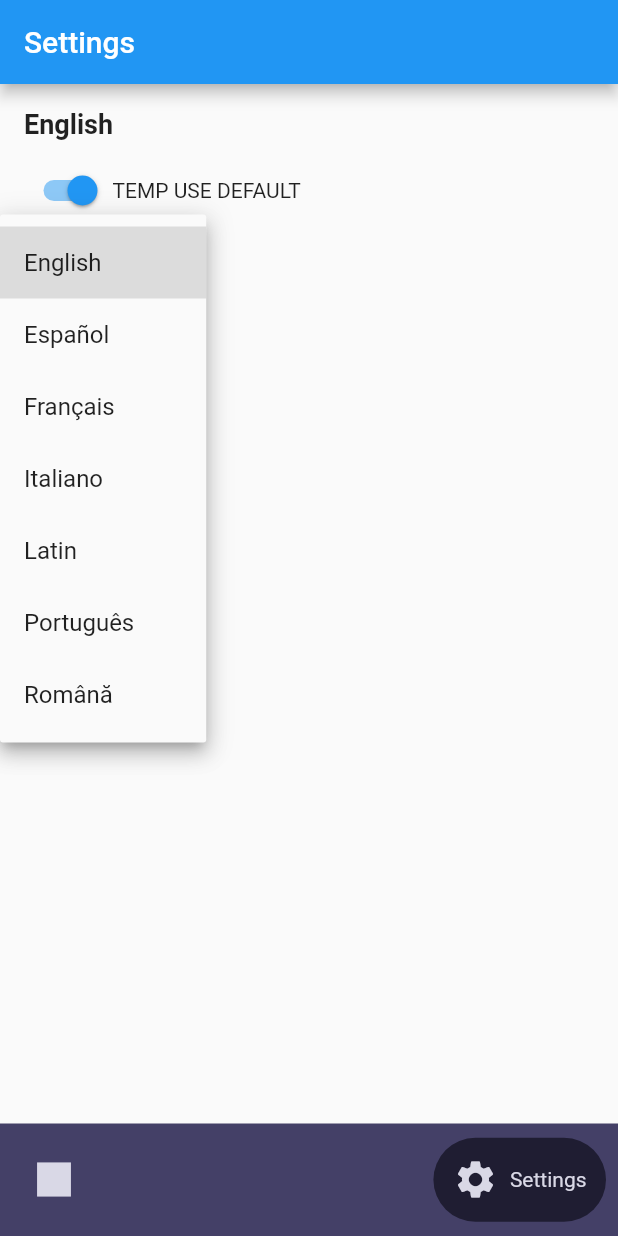
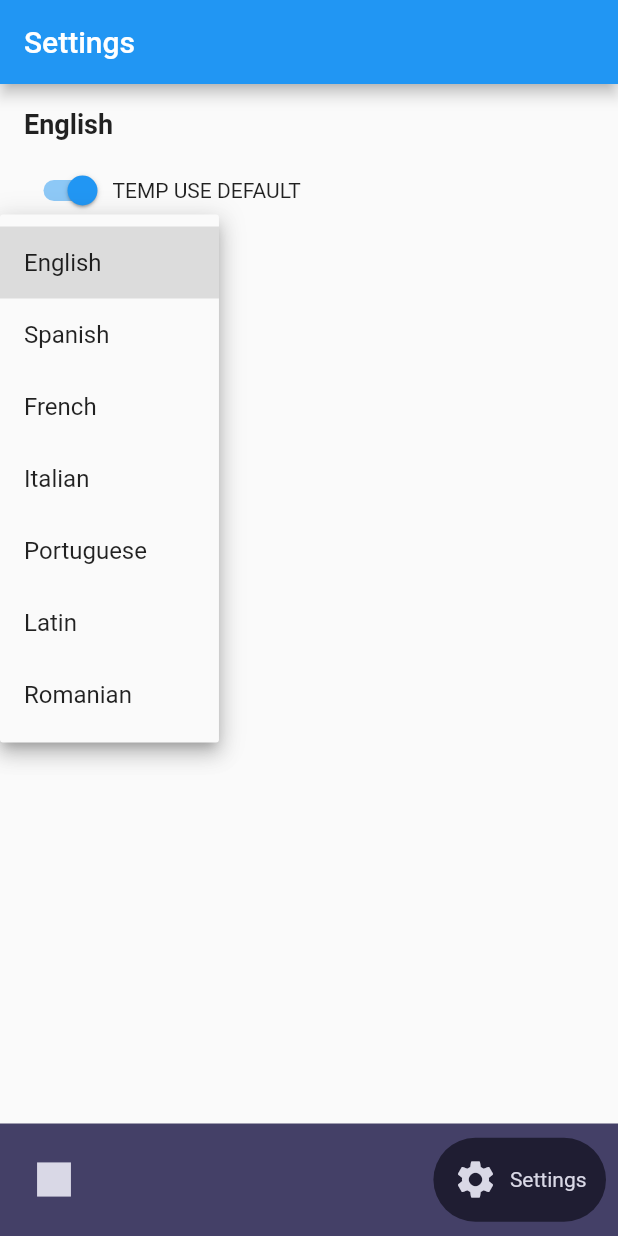
Before and after one commit to StarshineStudios/romanice, a Flutter app: the screen it shows after launch, item 2 of the bottom bar chosen, after a tap on "English", on a phone screen of 412 x 824 dp. Run offline on Flutter 3.47's test engine with Material 2 defaults, Android fonts, the phone set to English and light mode, and no system bars; drawn by our look-alikes of google_nav_bar; our stand-ins replace hive, hive_flutter; accounts and stored records are empty; generated files the repository leaves out were written again.

Commit message:
added ability to change system language, but only works on restart, to fix later

```diff
--- a/lib/game_screen.dart
+++ b/lib/game_screen.dart
@@ -1,9 +1,6 @@
-import 'package:flutter/material.dart';
 import 'package:flutter/material.dart';
 import 'package:flutter_localizations/flutter_localizations.dart';
 import 'package:hive_flutter/hive_flutter.dart';
-import 'package:google_nav_bar/google_nav_bar.dart';
-import 'game_screen.dart';
 import 'settings_screen.dart';
 import 'constants.dart';
 import 'l10n/L10n.dart';
--- a/lib/main.dart
+++ b/lib/main.dart
@@ -17,31 +17,35 @@ const generalBoxName = 'generalBoxString';
 
 //https://stackoverflow.com/a/62825776
 void main() async {
+  WidgetsFlutterBinding.ensureInitialized();
   await Hive.initFlutter();
   await Hive.openBox(generalBoxName);
-  WidgetsFlutterBinding.ensureInitialized();
-
-  // Define locales that our app supports (no country codes, see comments below)
-
-  final RomaniceApp romaniceApp = RomaniceApp();
-
-  runApp(RomaniceApp());
-  // runApp(MaterialApp(
-  //   title: 'RomaniceApp',
-  //   home: romaniceApp,
-  //   supportedLocales: appSupportedLocales,
-  //   localizationsDelegates: const [
-  //     // These are default localization delegates that implement the very basic translations for standard controls and date/time formats.
-  //     GlobalMaterialLocalizations.delegate,
-  //     GlobalWidgetsLocalizations.delegate,
-  //   ],
-  // ));
+  //setInitialValues();
+  runApp(const RomaniceApp());
 }
 
 List<Widget> pages = [
   const GameScreen(),
   const SettingsScreen(),
 ];
+
+// Future<void> setInitialValues() async {
+//   final Box<dynamic> box = Hive.box('generalBoxString');
+
+//   // Replace these key-value pairs with your desired initial values
+//   final initialData = {
+//     'useSystemLocale': true,
+//     'selectedLocale': const Locale('en'),
+//     // Add more key-value pairs as needed
+//   };
+
+//   // Iterate through the initialData map and set values in the box
+//   initialData.forEach((key, value) {
+//     if (!box.containsKey(key)) {
+//       box.put(key, value);
+//     }
+//   });
+// }
 
 class RomaniceApp extends StatefulWidget {
   const RomaniceApp({super.key});
@@ -52,13 +56,28 @@ class RomaniceApp extends StatefulWidget {
 
 class _RomaniceAppState extends State<RomaniceApp> with WidgetsBindingObserver {
   // Store dynamic changeable locale settings here, they change with the system changes
+
+  final Box<dynamic> _generalBox = Hive.box(generalBoxName);
   late String currentDefaultSystemLocale = Platform.localeName;
   late List<Locale> currentSystemLocales =
       View.of(context).platformDispatcher.locales;
+
+  late String selectedLocaleCode;
+  late String localeInUseCode;
+
+  //MyApp.of(context).setLocale(Locale.fromSubtags(languageCode: 'en'))
   @override
   void initState() {
-    // This is run when the widget is first time initialized
     WidgetsBinding.instance.addObserver(this); // Subscribe to changes
+
+    bool usingSystemLocale =
+        _generalBox.get('useSystemLocale', defaultValue: true);
+    selectedLocaleCode =
+        _generalBox.get('selectedLocaleCode', defaultValue: 'en');
+    localeInUseCode = usingSystemLocale
+        ? currentDefaultSystemLocale.substring(0, 2)
+        : selectedLocaleCode;
+
     super.initState();
   }
 
@@ -74,17 +93,22 @@ class _RomaniceAppState extends State<RomaniceApp> with WidgetsBindingObserver {
   Widget build(BuildContext context) {
     // Here we read the current locale values
     print(currentDefaultSystemLocale);
+    return ValueListenableBuilder(
+      valueListenable: Hive.box(generalBoxName).listenable(),
+      builder: (context, box, widget) {
         return MaterialApp(
           debugShowCheckedModeBanner: false,
           supportedLocales: L10n.all,
-      localizationsDelegates: [
+          localizationsDelegates: const [
             AppLocalizations.delegate,
             GlobalMaterialLocalizations.delegate,
             GlobalCupertinoLocalizations.delegate,
             GlobalWidgetsLocalizations.delegate,
           ],
-      locale: Locale(currentDefaultSystemLocale.substring(0, 2)),
-      home: AppScreen(),
+          locale: Locale(localeInUseCode),
+          home: const AppScreen(),
+        );
+      },
     );
   }
 }
--- a/lib/settings_screen.dart
+++ b/lib/settings_screen.dart
@@ -1,6 +1,8 @@
 import 'package:flutter/material.dart';
 import 'package:hive/hive.dart';
 import 'package:flutter_gen/gen_l10n/app_localizations.dart';
+import 'package:hive_flutter/adapters.dart';
+import 'main.dart';
 
 class SettingsScreen extends StatefulWidget {
   const SettingsScreen({Key? key}) : super(key: key);
@@ -11,25 +13,23 @@ class SettingsScreen extends StatefulWidget {
 
 class _SettingsScreenState extends State<SettingsScreen> {
   final Box<dynamic> _generalBox = Hive.box('generalBoxString');
-  late bool _useSystemDefaultLanguage;
-  late String _selectedLanguage = 'English';
 
+  late Locale selectedLocale;
+  late bool usingSystemLocale;
   @override
   void initState() {
     super.initState();
-    _useSystemDefaultLanguage =
-        _generalBox.get('useSystemDefaultLanguage', defaultValue: true);
-    _selectedLanguage =
-        _generalBox.get('selectedLanguage', defaultValue: 'English');
-  }
-
-  void _saveSettings() {
-    _generalBox.put('useSystemDefaultLanguage', _useSystemDefaultLanguage);
-    _generalBox.put('selectedLanguage', _selectedLanguage);
   }
 
   @override
   Widget build(BuildContext context) {
+    usingSystemLocale = _generalBox.get('useSystemLocale', defaultValue: true);
+    selectedLocale =
+        _generalBox.get('selectedLocale', defaultValue: const Locale('en'));
+
+    return ValueListenableBuilder(
+      valueListenable: Hive.box(generalBoxName).listenable(),
+      builder: (context, box, widget) {
         return Scaffold(
           appBar: AppBar(
             title: Text(AppLocalizations.of(context)!.textSettings),
@@ -47,16 +47,11 @@ class _SettingsScreenState extends State<SettingsScreen> {
                 Row(
                   children: <Widget>[
                     Switch(
-                  value: _useSystemDefaultLanguage,
+                      value: usingSystemLocale,
                       onChanged: (newValue) {
                         setState(() {
-                      _useSystemDefaultLanguage = newValue;
-                      if (newValue) {
-                        // Use system default language
-                        // You may want to set the _selectedLanguage to the system's default here
-                      }
+                          _generalBox.put('useSystemLocale', newValue);
                         });
-                    _saveSettings();
                       },
                     ),
                     Text(
@@ -65,34 +60,87 @@ class _SettingsScreenState extends State<SettingsScreen> {
                     ),
                   ],
                 ),
-            DropdownButton<String>(
-              value: _selectedLanguage,
-              onChanged: (newValue) {
-                setState(() {
-                  _selectedLanguage = newValue!;
-                });
-                _saveSettings();
-              },
-              items: [
-                'English',
-                'Español',
-                'Français',
-                'Italiano',
-                'Latin',
-                'Português',
-                'Română',
-              ].map((String language) {
-                return DropdownMenuItem<String>(
-                  value: language,
-                  child: Text(language),
-                );
-              }).toList(),
-              // Disable dropdown when use system default language is enabled
-              isExpanded: !_useSystemDefaultLanguage,
-            ),
+                LocaleDropdown(),
               ],
             ),
           ),
         );
+      },
+    );
   }
 }
+
+class LocaleDropdown extends StatefulWidget {
+  @override
+  _LocaleDropdownState createState() => _LocaleDropdownState();
+}
+
+class _LocaleDropdownState extends State<LocaleDropdown> {
+  late String _selectedLocaleCode;
+  final Box<dynamic> _generalBox = Hive.box(generalBoxName);
+
+  final List<String> _availableLocaleCodes = [
+    'en', // English
+    'es', // Spanish
+    'fr', // French
+    'it', // Italian
+    'pt', // Portuguese
+    'la', // Latin
+    'ro', // Romanian
+  ];
+
+  void _updateSelectedLocaleCode(String newLocaleCode) {
+    setState(() {
+      _selectedLocaleCode = newLocaleCode;
+      _generalBox.put('selectedLocaleCode', newLocaleCode.toString());
+      print(_selectedLocaleCode);
+    });
+  }
+
+  @override
+  void initState() {
+    super.initState();
+    // Initialize the selected locale from Hive or use a default value
+    final savedLocale =
+        _generalBox.get('selectedLocaleCode', defaultValue: 'en');
+    _selectedLocaleCode = savedLocale;
+  }
+
+  @override
+  Widget build(BuildContext context) {
+    return DropdownButton<String>(
+      value: _selectedLocaleCode,
+      onChanged: (String? newLocaleCode) {
+        _updateSelectedLocaleCode(newLocaleCode!);
+      },
+      items: _availableLocaleCodes.map((String localeCode) {
+        return DropdownMenuItem<String>(
+          value: localeCode,
+          child: Text(_getLocaleDisplayName(localeCode)),
+        );
+      }).toList(),
+    );
+  }
+
+  // Helper function to get the display name for each locale
+  String _getLocaleDisplayName(String localeCode) {
+    switch (localeCode) {
+      case 'en':
+        return 'English';
+      case 'es':
+        return 'Spanish';
+      case 'fr':
+        return 'French';
+      case 'it':
+        return 'Italian';
+      case 'pt':
+        return 'Portuguese';
+      case 'la':
+        return 'Latin';
+      case 'ro':
+        return 'Romanian';
+      default:
+        return 'Unknown';
+    }
+  }
+}
```
Lines whose indentation alone changed are shown as unchanged.
